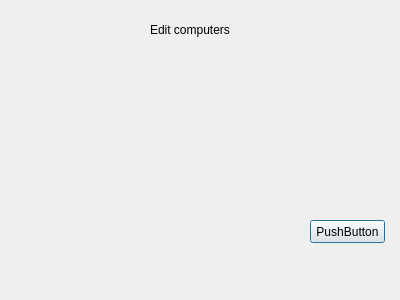
Qt form vika3/ui/editcomputer.ui (hlynurstef/Verklegt-namskeid-1-vika-3) before a commit.
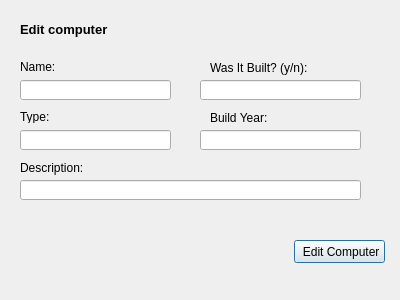
The same form after that commit.

Commit message: maid the ui window for editComputer and editPioneer

The edit to the form file:
```diff
--- a/vika3/ui/editcomputer.ui
+++ b/vika3/ui/editcomputer.ui
@@ -16,27 +16,142 @@
   <widget class="QLabel" name="label">
    <property name="geometry">
     <rect>
-     <x>150</x>
+     <x>20</x>
      <y>20</y>
-     <width>81</width>
+     <width>111</width>
      <height>20</height>
     </rect>
    </property>
    <property name="text">
-    <string>Edit computers</string>
+    <string>&lt;html&gt;&lt;head/&gt;&lt;body&gt;&lt;p&gt;&lt;span style=&quot; font-size:10pt; font-weight:600;&quot;&gt;Edit computer&lt;/span&gt;&lt;/p&gt;&lt;/body&gt;&lt;/html&gt;</string>
    </property>
   </widget>
   <widget class="QPushButton" name="pushButton">
    <property name="geometry">
     <rect>
-     <x>310</x>
-     <y>220</y>
-     <width>75</width>
+     <x>294</x>
+     <y>240</y>
+     <width>91</width>
      <height>23</height>
     </rect>
    </property>
    <property name="text">
-    <string>PushButton</string>
+    <string> Edit Computer</string>
+   </property>
+  </widget>
+  <widget class="QLineEdit" name="lineEdit_description">
+   <property name="geometry">
+    <rect>
+     <x>20</x>
+     <y>180</y>
+     <width>341</width>
+     <height>20</height>
+    </rect>
+   </property>
+  </widget>
+  <widget class="QLabel" name="label_description">
+   <property name="geometry">
+    <rect>
+     <x>20</x>
+     <y>160</y>
+     <width>101</width>
+     <height>16</height>
+    </rect>
+   </property>
+   <property name="text">
+    <string>Description:</string>
+   </property>
+  </widget>
+  <widget class="QLabel" name="label_name">
+   <property name="geometry">
+    <rect>
+     <x>20</x>
+     <y>60</y>
+     <width>47</width>
+     <height>13</height>
+    </rect>
+   </property>
+   <property name="text">
+    <string>Name:</string>
+   </property>
+  </widget>
+  <widget class="QLineEdit" name="lineEdit_name">
+   <property name="geometry">
+    <rect>
+     <x>20</x>
+     <y>80</y>
+     <width>151</width>
+     <height>20</height>
+    </rect>
+   </property>
+  </widget>
+  <widget class="QLineEdit" name="lineEdit_wasbuilt">
+   <property name="geometry">
+    <rect>
+     <x>200</x>
+     <y>80</y>
+     <width>161</width>
+     <height>20</height>
+    </rect>
+   </property>
+  </widget>
+  <widget class="QLabel" name="label_wasbuilt">
+   <property name="geometry">
+    <rect>
+     <x>210</x>
+     <y>60</y>
+     <width>121</width>
+     <height>16</height>
+    </rect>
+   </property>
+   <property name="text">
+    <string>Was It Built? (y/n):</string>
+   </property>
+  </widget>
+  <widget class="QLabel" name="label_type">
+   <property name="geometry">
+    <rect>
+     <x>20</x>
+     <y>110</y>
+     <width>47</width>
+     <height>13</height>
+    </rect>
+   </property>
+   <property name="text">
+    <string>Type:</string>
+   </property>
+  </widget>
+  <widget class="QLabel" name="label_buildYear">
+   <property name="geometry">
+    <rect>
+     <x>210</x>
+     <y>110</y>
+     <width>61</width>
+     <height>16</height>
+    </rect>
+   </property>
+   <property name="text">
+    <string>Build Year:</string>
+   </property>
+  </widget>
+  <widget class="QLineEdit" name="lineEdit_type">
+   <property name="geometry">
+    <rect>
+     <x>20</x>
+     <y>130</y>
+     <width>151</width>
+     <height>20</height>
+    </rect>
+   </property>
+  </widget>
+  <widget class="QLineEdit" name="lineEdit_buildyear">
+   <property name="geometry">
+    <rect>
+     <x>200</x>
+     <y>130</y>
+     <width>161</width>
+     <height>20</height>
+    </rect>
    </property>
   </widget>
  </widget>
```
Left out of the diff: 4 changed lines with no effect on the pictures. The commit also changes 2 other files.
